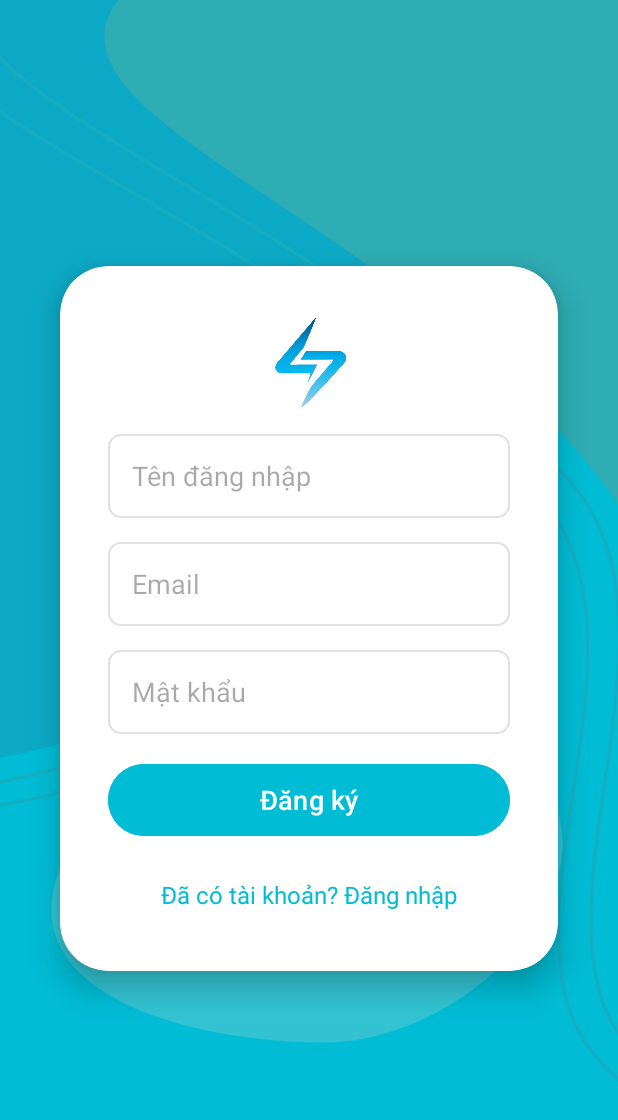
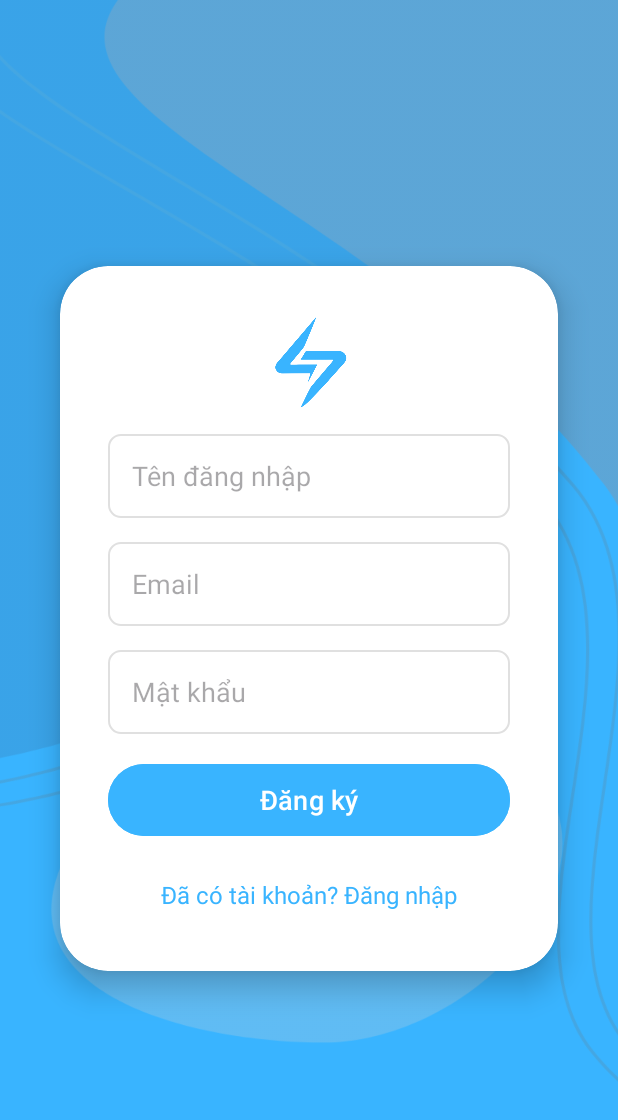
Before and after one commit to ThinhVo0/dating-app-ui, an Android app: the screen it shows after launch (RegisterActivity), after a tap on "Đăng ký", on a phone screen of 412 x 824 dp. Shown: the top 1120 px of the screen. Run offline under Robolectric (Android 15) with nearby library versions, the phone set to English and light mode, and no system bars.

Commit message:
fix main color

```diff
--- a/app/src/main/res/layout/activity_forgot_password.xml
+++ b/app/src/main/res/layout/activity_forgot_password.xml
@@ -4,7 +4,7 @@
     xmlns:app="http://schemas.android.com/apk/res-auto"
     android:layout_width="match_parent"
     android:layout_height="match_parent"
-    android:background="#00BCD4">
+    android:background="@color/thunder">
 
     <!-- Background Image -->
     <ImageView
@@ -66,7 +66,7 @@
                 android:id="@+id/sendResetButton"
                 android:layout_width="match_parent"
                 android:layout_height="56dp"
-                android:backgroundTint="#00BCD4"
+                android:backgroundTint="@color/thunder"
                 android:text="Gửi yêu cầu"
                 android:textColor="#FFFFFF"
                 android:textSize="18sp"
@@ -79,7 +79,7 @@
                 android:layout_width="wrap_content"
                 android:layout_height="wrap_content"
                 android:text="Quay lại đăng nhập"
-                android:textColor="#00BCD4"
+                android:textColor="@color/thunder"
                 android:textSize="16sp"
                 android:padding="8dp"
                 android:layout_gravity="center" />
--- a/app/src/main/res/layout/activity_main.xml
+++ b/app/src/main/res/layout/activity_main.xml
@@ -26,6 +26,7 @@
             android:layout_marginStart="8dp"
             android:contentDescription="Logo Ứng Dụng"
             android:src="@drawable/thunder"
+            app:tint="@color/thunder"
             app:layout_constraintBottom_toBottomOf="parent"
             app:layout_constraintStart_toStartOf="parent"
             app:layout_constraintTop_toTopOf="parent" />
--- a/app/src/main/res/layout/activity_register.xml
+++ b/app/src/main/res/layout/activity_register.xml
@@ -4,7 +4,7 @@
     xmlns:app="http://schemas.android.com/apk/res-auto"
     android:layout_width="match_parent"
     android:layout_height="match_parent"
-    android:background="#00BCD4">
+    android:background="@color/thunder">
 
     <!-- Background Image -->
     <ImageView
@@ -40,6 +40,7 @@
 
             <!-- Logo -->
             <ImageView
+                app:tint="@color/thunder"
                 android:layout_width="64dp"
                 android:layout_height="64dp"
                 android:layout_gravity="center"
@@ -96,7 +97,7 @@
                 android:id="@+id/signupButton"
                 android:layout_width="match_parent"
                 android:layout_height="56dp"
-                android:backgroundTint="#00BCD4"
+                android:backgroundTint="@color/thunder"
                 android:text="Đăng ký"
                 android:textColor="#FFFFFF"
                 android:textSize="18sp"
@@ -108,7 +109,7 @@
                 android:id="@+id/verifyOtpButton"
                 android:layout_width="match_parent"
                 android:layout_height="56dp"
-                android:backgroundTint="#00BCD4"
+                android:backgroundTint="@color/thunder"
                 android:text="Xác nhận OTP"
                 android:textColor="#FFFFFF"
                 android:textSize="18sp"
@@ -122,7 +123,7 @@
                 android:layout_width="wrap_content"
                 android:layout_height="wrap_content"
                 android:text="Đã có tài khoản? Đăng nhập"
-                android:textColor="#00BCD4"
+                android:textColor="@color/thunder"
                 android:textSize="16sp"
                 android:padding="8dp"
                 android:layout_gravity="center" />
--- a/app/src/main/res/layout/activity_resetpassword.xml
+++ b/app/src/main/res/layout/activity_resetpassword.xml
@@ -4,7 +4,7 @@
     xmlns:app="http://schemas.android.com/apk/res-auto"
     android:layout_width="match_parent"
     android:layout_height="match_parent"
-    android:background="#00BCD4">
+    android:background="@color/thunder">
 
     <!-- Background Image -->
     <ImageView
@@ -88,7 +88,7 @@
                 android:id="@+id/resetPasswordButton"
                 android:layout_width="match_parent"
                 android:layout_height="56dp"
-                android:backgroundTint="#00BCD4"
+                android:backgroundTint="@color/thunder"
                 android:text="Xác nhận"
                 android:textColor="#FFFFFF"
                 android:textSize="18sp"
--- a/app/src/main/res/layout/fragment_profile_update.xml
+++ b/app/src/main/res/layout/fragment_profile_update.xml
@@ -107,7 +107,7 @@
             android:layout_height="wrap_content"
             android:text="Lưu"
             android:textColor="#FFFFFF"
-            android:backgroundTint="#00BCD4"
+            android:backgroundTint="@color/thunder"
             android:textAllCaps="false"
             android:padding="12dp"
             android:layout_marginTop="8dp"
--- a/app/src/main/res/layout/section_address.xml
+++ b/app/src/main/res/layout/section_address.xml
@@ -50,7 +50,7 @@
         android:layout_height="wrap_content"
         android:text="Cập nhật"
         android:textColor="#FFFFFF"
-        android:backgroundTint="#00BCD4"
+        android:backgroundTint="@color/thunder"
         android:textAllCaps="false"
         android:padding="12dp"
         app:cornerRadius="8dp" />
--- a/app/src/main/res/layout/section_gender.xml
+++ b/app/src/main/res/layout/section_gender.xml
@@ -46,7 +46,7 @@
             android:layout_weight="1"
             android:text="Nam"
             android:textColor="#212121"
-            android:buttonTint="#00BCD4" />
+            android:buttonTint="@color/thunder" />
 
         <RadioButton
             android:id="@+id/rbFemale"
@@ -55,7 +55,7 @@
             android:layout_weight="1"
             android:text="Nữ"
             android:textColor="#212121"
-            android:buttonTint="#00BCD4" />
+            android:buttonTint="@color/thunder" />
 
         <RadioButton
             android:id="@+id/rbOther"
@@ -64,6 +64,6 @@
             android:layout_weight="1"
             android:text="Khác"
             android:textColor="#212121"
-            android:buttonTint="#00BCD4" />
+            android:buttonTint="@color/thunder" />
     </RadioGroup>
 </LinearLayout>
--- a/app/src/main/res/values/colors.xml
+++ b/app/src/main/res/values/colors.xml
@@ -3,7 +3,7 @@
     <color name="black">#FF000000</color>
     <color name="white">#FFFFFFFF</color>
     <color name="primary_blue">#03A9F4</color>
-    <color name="thunder">#00BCD4</color>
+<!--    <color name="thunder">#00BCD4</color>-->
     <color name="transparent">#00000000</color>
-
+    <color name="thunder">#39B4FF</color>
 </resources>
```
Also changed, not shown: app/src/main/res/drawable/gradient_button.xml (added, +9 -0 lines), app/src/main/res/layout/activity_login.xml (+5 -4 lines), app/src/main/res/layout/fragment_filter.xml (+8 -8 lines), app/src/main/res/layout/section_personal_info.xml (+5 -5 lines).
